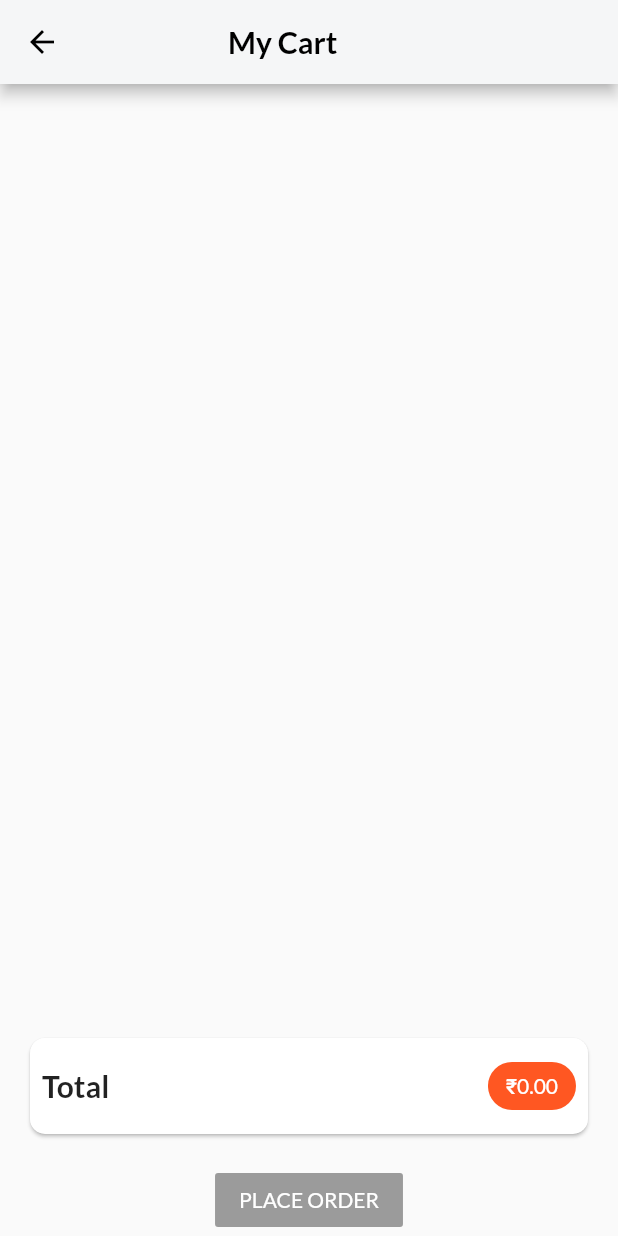
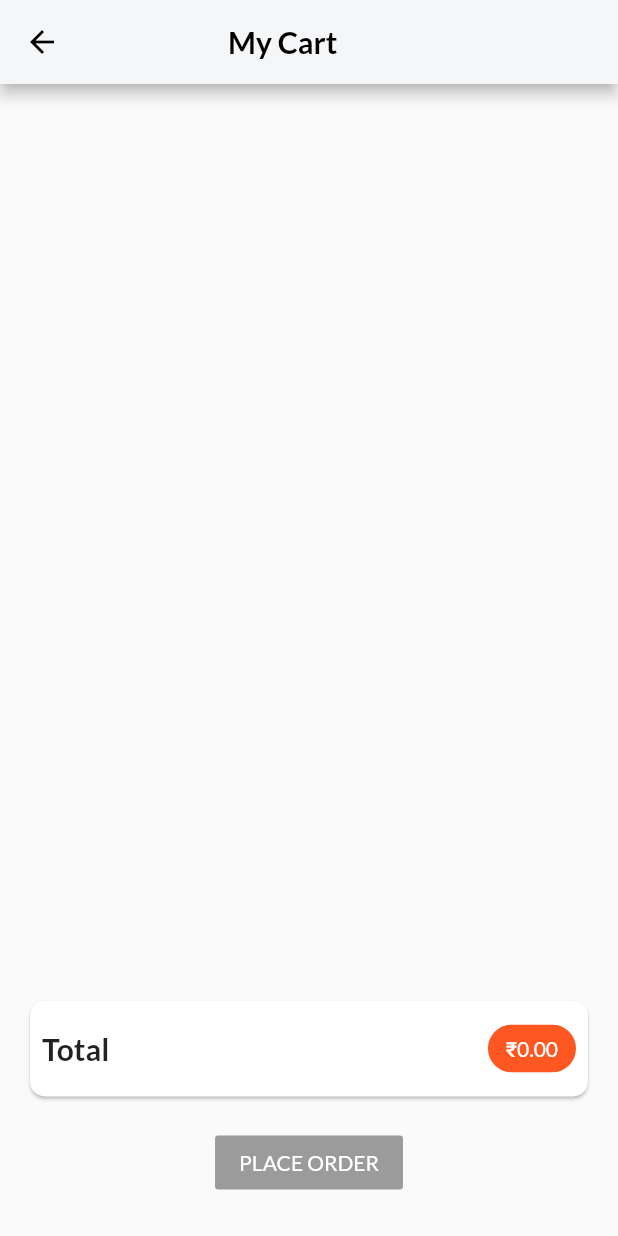
Before and after one commit to Sparsh1101/DigitalCity, a Flutter app: the CartScreen screen opened by its route, on a phone screen of 412 x 824 dp. Run offline on Flutter 3.47's test engine with Material 2 defaults, Android fonts, the phone set to English and light mode, and no system bars; our stand-ins replace shared_preferences; accounts and stored records are empty.

Commit message:
Order Page and Minor change in Cart Page

```diff
--- a/shop_app/lib/screens/cart_screen.dart
+++ b/shop_app/lib/screens/cart_screen.dart
@@ -74,7 +74,10 @@ class CartScreen extends StatelessWidget {
               ),
             ),
           ),
-          OrderButton(cart: cart),
+          Padding(
+            padding: const EdgeInsets.only(bottom: 25.0),
+            child: OrderButton(cart: cart),
+          ),
         ],
       ),
     );
```
Also changed, not shown: shop_app/lib/screens/orders_screen.dart (+11 -1 lines), shop_app/lib/widgets/order_item.dart (+16 -2 lines).
